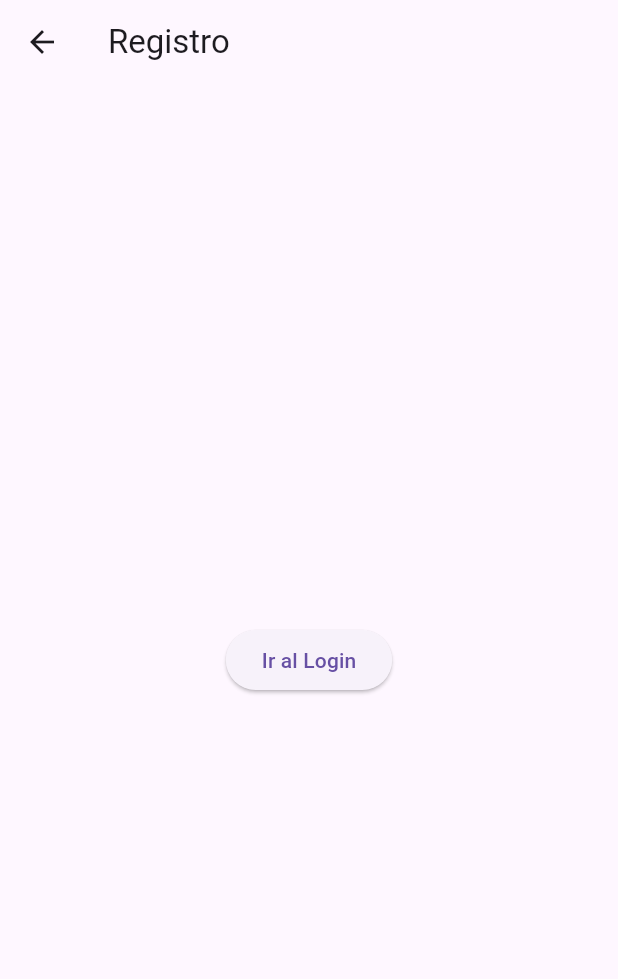
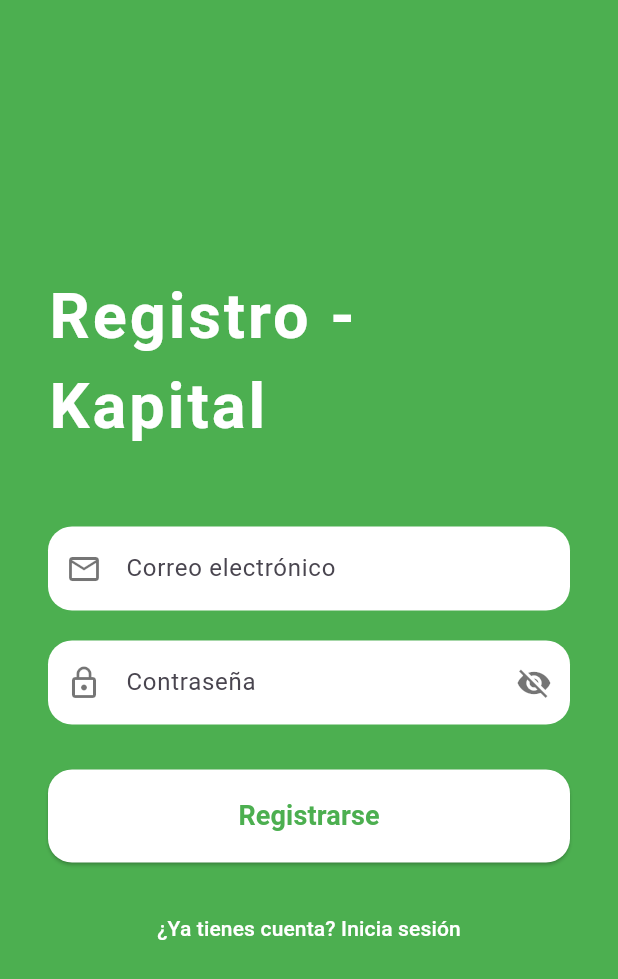
Before and after one commit to ever360/Kapital_App, a Flutter app: the RegisterPage screen opened by its route, on a phone screen of 412 x 824 dp. Shown: the top 979 px of the screen. Run offline on Flutter 3.47's test engine with Material 3 defaults, Android fonts, the light colour scheme and no system bars; our stand-ins replace supabase_flutter; accounts and stored records are empty.

Commit message:
Descripción de los cambios realizados

```diff
--- a/lib/pages/register_page.dart
+++ b/lib/pages/register_page.dart
@@ -1,18 +1,137 @@
 import 'package:flutter/material.dart';
+import 'package:flutter/services.dart';
 
-class RegisterPage extends StatelessWidget {
-  const RegisterPage({super.key}); // constructor const
+class RegisterPage extends StatefulWidget {
+  const RegisterPage({super.key});
+
+  @override
+  State<RegisterPage> createState() => _RegisterPageState();
+}
+
+class _RegisterPageState extends State<RegisterPage> {
+  bool _obscurePassword = true;
 
   @override
   Widget build(BuildContext context) {
+    // Color dinámico de fondo
+    const Color fondo = Colors.green; // cámbialo a orange, red, etc.
+
+    // Barra de estado toma el mismo color
+    SystemChrome.setSystemUIOverlayStyle(
+      SystemUiOverlayStyle(
+        statusBarColor: fondo,
+        statusBarIconBrightness: Brightness.light,
+      ),
+    );
+
     return Scaffold(
-      appBar: AppBar(title: const Text("Registro")),
-      body: Center(
-        child: ElevatedButton(
-          child: const Text("Ir al Login"),
-          onPressed: () {
-            Navigator.pushReplacementNamed(context, '/login');
-          },
+      backgroundColor: fondo,
+      body: SizedBox.expand(
+        child: Center(
+          child: SingleChildScrollView(
+            padding: const EdgeInsets.symmetric(horizontal: 32.0, vertical: 60),
+            child: Column(
+              mainAxisAlignment: MainAxisAlignment.center,
+              children: [
+                const Text(
+                  "Registro - Kapital",
+                  style: TextStyle(
+                    fontSize: 42,
+                    fontWeight: FontWeight.bold,
+                    color: Colors.white,
+                    letterSpacing: 2,
+                  ),
+                ),
+                const SizedBox(height: 50),
+
+                TextField(
+                  decoration: InputDecoration(
+                    hintText: "Correo electrónico",
+                    prefixIcon: const Icon(
+                      Icons.email_outlined,
+                      color: Colors.black54,
+                    ),
+                    filled: true,
+                    fillColor: Colors.white,
+                    border: OutlineInputBorder(
+                      borderRadius: BorderRadius.circular(16),
+                      borderSide: BorderSide.none,
+                    ),
+                  ),
+                ),
+                const SizedBox(height: 20),
+
+                TextField(
+                  obscureText: _obscurePassword,
+                  decoration: InputDecoration(
+                    hintText: "Contraseña",
+                    prefixIcon: const Icon(
+                      Icons.lock_outline,
+                      color: Colors.black54,
+                    ),
+                    suffixIcon: IconButton(
+                      icon: Icon(
+                        _obscurePassword
+                            ? Icons.visibility_off
+                            : Icons.visibility,
+                        color: Colors.black54,
+                      ),
+                      onPressed: () {
+                        setState(() {
+                          _obscurePassword = !_obscurePassword;
+                        });
+                      },
+                    ),
+                    filled: true,
+                    fillColor: Colors.white,
+                    border: OutlineInputBorder(
+                      borderRadius: BorderRadius.circular(16),
+                      borderSide: BorderSide.none,
+                    ),
+                  ),
+                ),
+                const SizedBox(height: 30),
+
+                SizedBox(
+                  width: double.infinity,
+                  child: ElevatedButton(
+                    style: ElevatedButton.styleFrom(
+                      backgroundColor: Colors.white,
+                      padding: const EdgeInsets.symmetric(vertical: 18),
+                      shape: RoundedRectangleBorder(
+                        borderRadius: BorderRadius.circular(16),
+                      ),
+                    ),
+                    onPressed: () {
+                      Navigator.pushReplacementNamed(context, '/home');
+                    },
+                    child: Text(
+                      "Registrarse",
+                      style: TextStyle(
+                        fontSize: 18,
+                        fontWeight: FontWeight.w600,
+                        color: fondo, // texto con el mismo color que el fondo
+                      ),
+                    ),
+                  ),
+                ),
+                const SizedBox(height: 20),
+
+                TextButton(
+                  onPressed: () {
+                    Navigator.pushReplacementNamed(context, '/login');
+                  },
+                  child: const Text(
+                    "¿Ya tienes cuenta? Inicia sesión",
+                    style: TextStyle(
+                      color: Colors.white,
+                      fontWeight: FontWeight.w500,
+                    ),
+                  ),
+                ),
+              ],
+            ),
+          ),
         ),
       ),
     );
```
